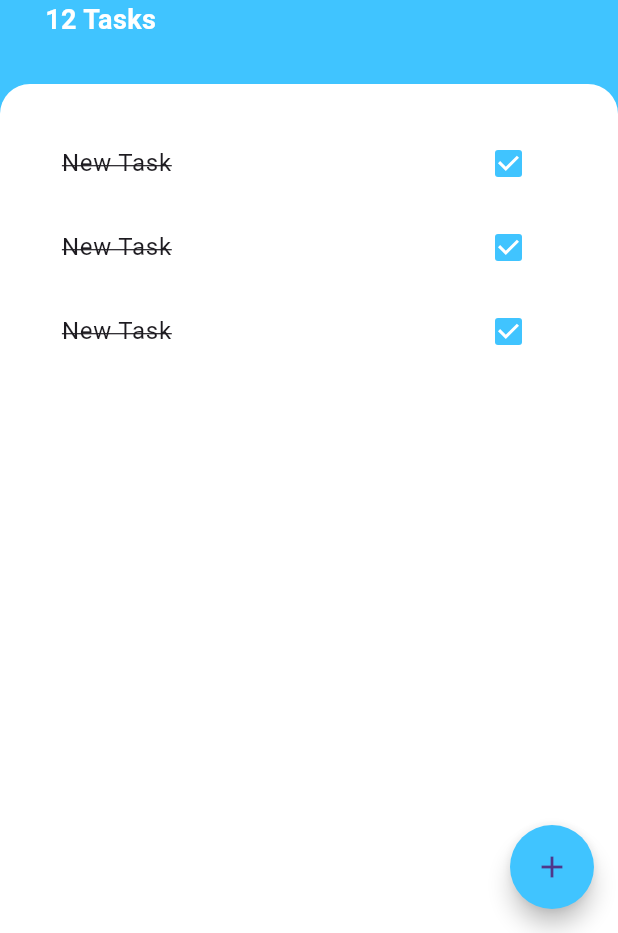
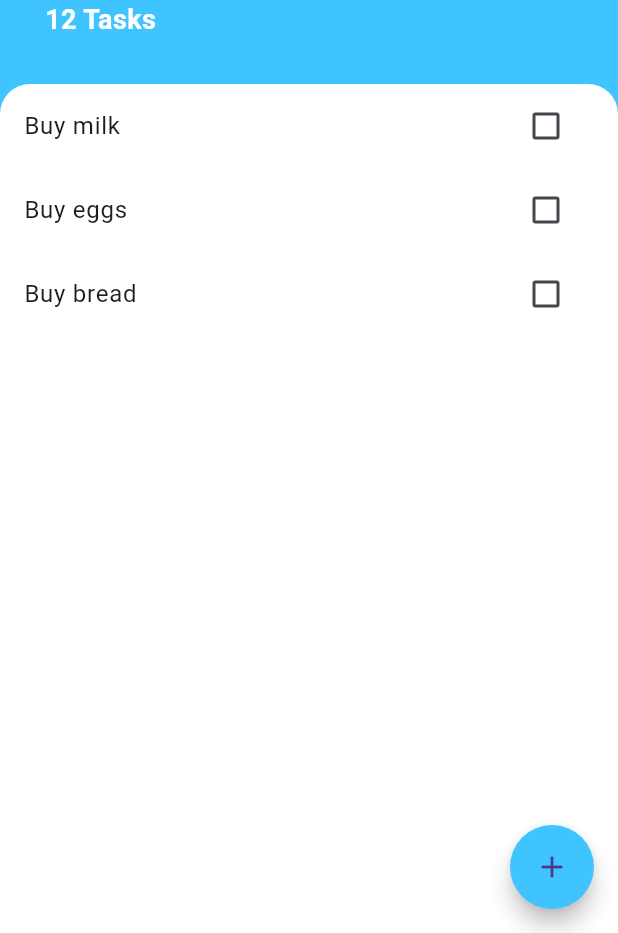
Before and after one commit to xdelmo/the_complete_flutter_development_bootcamp_with_dart, a Flutter app: the screen it shows after launch, on a phone screen of 412 x 824 dp, the part 303-1236 px from its top. Run offline on Flutter 3.47's test engine with Material 3 defaults, Android fonts, the phone set to English and light mode, and no system bars; our stand-ins replace animated_text_kit, audioplayers, firebase_core, font_awesome_flutter, geolocator, rflutter_alert; accounts and stored records are empty; generated files the repository leaves out were written again.

Commit message:
feat: Introduce Task model and refactor `TaskTile` and `TasksList` to manage and display dynamic task data.

```diff
--- /dev/null
+++ b/todoey/lib/models/task.dart
@@ -0,0 +1,10 @@
+class Task {
+  final String name;
+  bool isDone;
+
+  Task({required this.name, this.isDone = false});
+
+  void toggleDone() {
+    isDone = !isDone;
+  }
+}
--- a/todoey/lib/widgets/task_tile.dart
+++ b/todoey/lib/widgets/task_tile.dart
@@ -1,42 +1,39 @@
 import 'package:flutter/material.dart';
 
-class TaskTile extends StatefulWidget {
-  const TaskTile({super.key});
+class TaskTile extends StatelessWidget {
+  final bool isChecked;
+  final String taskTitle;
+  final Function(bool?) checkboxCallback;
 
-  @override
-  State<TaskTile> createState() => _TaskTileState();
-}
-
-class _TaskTileState extends State<TaskTile> {
-  bool isChecked = true;
+  const TaskTile({
+    super.key,
+    required this.isChecked,
+    required this.taskTitle,
+    required this.checkboxCallback,
+  });
 
   @override
   Widget build(BuildContext context) {
     return ListTile(
-        title: Text(
-          "New Task",
-          style: TextStyle(
-              decoration: isChecked ? TextDecoration.lineThrough : null),
+      title: Text(
+        taskTitle,
+        style: TextStyle(
+          decoration: isChecked ? TextDecoration.lineThrough : null,
         ),
-        trailing: TaskCheckbox(isChecked, (bool? checkboxState) {
-          setState(() {
-            isChecked = checkboxState ?? false;
-          });
-        }));
+      ),
+      trailing: Checkbox(
+        activeColor: Colors.lightBlueAccent,
+        value: isChecked,
+        onChanged: checkboxCallback,
+      ),
+    );
   }
 }
 
-class TaskCheckbox extends StatelessWidget {
-  final bool checkboxState;
-  final Function(bool?) toggleCheckBoxState;
 
-  const TaskCheckbox(this.checkboxState, this.toggleCheckBoxState, {super.key});
 
-  @override
-  Widget build(BuildContext context) {
-    return Checkbox(
-        activeColor: Colors.lightBlueAccent,
-        value: checkboxState,
-        onChanged: toggleCheckBoxState);
-  }
-}
+// (bool? checkboxState) {
+//           setState(() {
+//             isChecked = checkboxState ?? false;
+//           });
+//         }
--- a/todoey/lib/widgets/tasks_list.dart
+++ b/todoey/lib/widgets/tasks_list.dart
@@ -1,22 +1,74 @@
 import 'package:flutter/material.dart';
 import 'package:todoey/widgets/task_tile.dart';
+import '../models/task.dart';
 
-class TasksList extends StatelessWidget {
+class TasksList extends StatefulWidget {
   const TasksList({super.key});
 
   @override
+  State<TasksList> createState() => _TasksListState();
+}
+
+class _TasksListState extends State<TasksList> {
+  List<Task> tasks = [
+    Task(name: 'Buy milk', isDone: false),
+    Task(name: 'Buy eggs', isDone: false),
+    Task(name: 'Buy bread', isDone: false),
+  ];
+
+  @override
   Widget build(BuildContext context) {
-    return ListView(
-      padding: const EdgeInsets.only(
-        top: 25.0,
-        left: 25.0,
-        right: 25.0,
-      ),
-      children: const <Widget>[
-        TaskTile(),
-        TaskTile(),
-        TaskTile(),
-      ],
-    );
+    return ListView.builder(
+        itemBuilder: (context, index) {
+          return TaskTile(
+            taskTitle: tasks[index].name,
+            isChecked: tasks[index].isDone,
+            checkboxCallback: (bool? checkboxState) {
+              setState(() {
+                tasks[index].toggleDone();
+              });
+            },
+          );
+        },
+        itemCount: tasks.length);
   }
 }
+
+
+
+    // ListView(
+    //   padding: const EdgeInsets.only(
+    //     top: 25.0,
+    //     left: 25.0,
+    //     right: 25.0,
+    //   ),
+    //   children: <Widget>[
+    //     TaskTile(
+    //       taskTitle: tasks[0].name,
+    //       isChecked: tasks[0].isDone,
+    //       checkboxCallback: (bool? checkboxState) {
+    //         setState(() {
+    //           tasks[0].isDone = checkboxState ?? false;
+    //         });
+    //       },
+    //     ),
+    //     TaskTile(
+    //       taskTitle: tasks[1].name,
+    //       isChecked: tasks[1].isDone,
+    //       checkboxCallback: (bool? checkboxState) {
+    //         setState(() {
+    //           tasks[1].isDone = checkboxState ?? false;
+    //         });
+    //       },
+    //     ),
+    //     TaskTile(
+    //       taskTitle: tasks[2].name,
+    //       isChecked: tasks[2].isDone,
+    //       checkboxCallback: (bool? checkboxState) {
+    //         setState(() {
+    //           tasks[2].isDone = checkboxState ?? false;
+    //         });
+    //       },
+    //     ),
+    //   ],
+    // );
```
